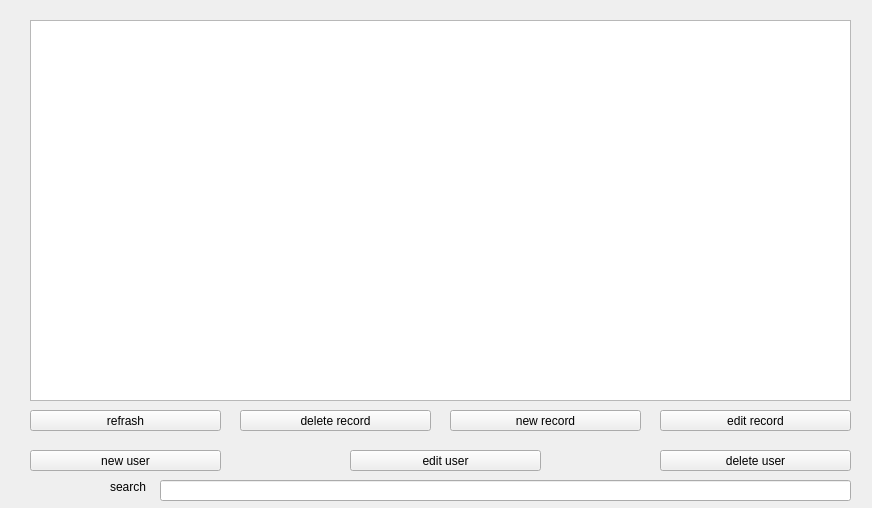
This is Semester2/lab1/1lab/moder.ui in AnastasySh/lab_351 as Qt 5 draws it before an edit. The edited form follows.
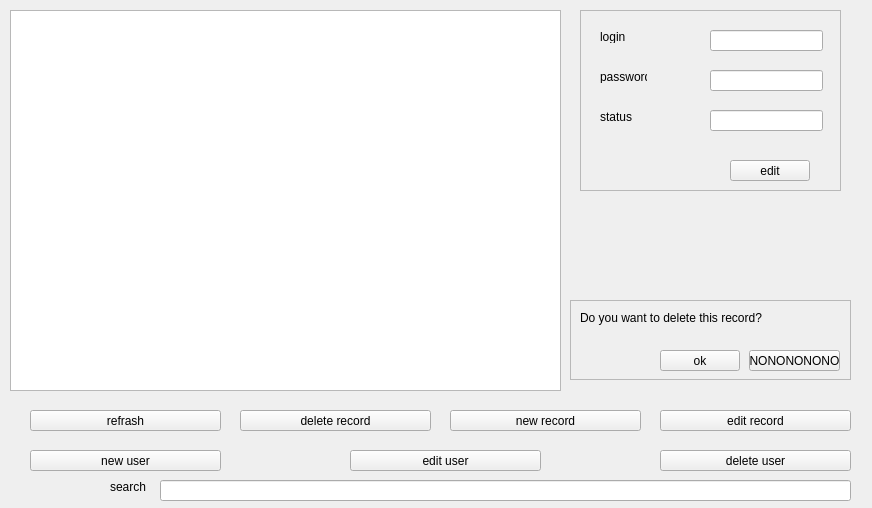
This is the edited form.

Diff of the .ui file:
```diff
--- a/Semester2/lab1/1lab/moder.ui
+++ b/Semester2/lab1/1lab/moder.ui
@@ -16,9 +16,9 @@
   <widget class="QTableView" name="tableDB">
    <property name="geometry">
     <rect>
-     <x>30</x>
-     <y>20</y>
-     <width>821</width>
+     <x>10</x>
+     <y>10</y>
+     <width>551</width>
      <height>381</height>
     </rect>
    </property>
@@ -137,6 +137,171 @@
     <string>delete record</string>
    </property>
   </widget>
+  <widget class="QFrame" name="frame">
+   <property name="geometry">
+    <rect>
+     <x>580</x>
+     <y>10</y>
+     <width>261</width>
+     <height>181</height>
+    </rect>
+   </property>
+   <property name="frameShape">
+    <enum>QFrame::StyledPanel</enum>
+   </property>
+   <property name="frameShadow">
+    <enum>QFrame::Raised</enum>
+   </property>
+   <widget class="QLabel" name="label_2">
+    <property name="geometry">
+     <rect>
+      <x>20</x>
+      <y>20</y>
+      <width>47</width>
+      <height>13</height>
+     </rect>
+    </property>
+    <property name="text">
+     <string>login</string>
+    </property>
+   </widget>
+   <widget class="QLabel" name="label_3">
+    <property name="geometry">
+     <rect>
+      <x>20</x>
+      <y>60</y>
+      <width>47</width>
+      <height>13</height>
+     </rect>
+    </property>
+    <property name="text">
+     <string>password</string>
+    </property>
+   </widget>
+   <widget class="QLabel" name="label_4">
+    <property name="geometry">
+     <rect>
+      <x>20</x>
+      <y>100</y>
+      <width>47</width>
+      <height>13</height>
+     </rect>
+    </property>
+    <property name="text">
+     <string>status</string>
+    </property>
+   </widget>
+   <widget class="QLineEdit" name="log_edit">
+    <property name="geometry">
+     <rect>
+      <x>130</x>
+      <y>20</y>
+      <width>113</width>
+      <height>21</height>
+     </rect>
+    </property>
+   </widget>
+   <widget class="QLineEdit" name="pass_edit">
+    <property name="geometry">
+     <rect>
+      <x>130</x>
+      <y>60</y>
+      <width>113</width>
+      <height>21</height>
+     </rect>
+    </property>
+   </widget>
+   <widget class="QLineEdit" name="status_edit">
+    <property name="geometry">
+     <rect>
+      <x>130</x>
+      <y>100</y>
+      <width>113</width>
+      <height>21</height>
+     </rect>
+    </property>
+   </widget>
+   <widget class="QPushButton" name="ok_edit">
+    <property name="geometry">
+     <rect>
+      <x>150</x>
+      <y>150</y>
+      <width>80</width>
+      <height>21</height>
+     </rect>
+    </property>
+    <property name="text">
+     <string>edit</string>
+    </property>
+   </widget>
+  </widget>
+  <widget class="QFrame" name="frame_del">
+   <property name="geometry">
+    <rect>
+     <x>570</x>
+     <y>300</y>
+     <width>281</width>
+     <height>80</height>
+    </rect>
+   </property>
+   <property name="frameShape">
+    <enum>QFrame::StyledPanel</enum>
+   </property>
+   <property name="frameShadow">
+    <enum>QFrame::Raised</enum>
+   </property>
+   <widget class="QLabel" name="label_5">
+    <property name="geometry">
+     <rect>
+      <x>10</x>
+      <y>10</y>
+      <width>251</width>
+      <height>16</height>
+     </rect>
+    </property>
+    <property name="text">
+     <string>Do you want to delete this record?</string>
+    </property>
+   </widget>
+   <widget class="QPushButton" name="del_no">
+    <property name="geometry">
+     <rect>
+      <x>179</x>
+      <y>50</y>
+      <width>91</width>
+      <height>21</height>
+     </rect>
+    </property>
+    <property name="text">
+     <string>NONONONONO</string>
+    </property>
+   </widget>
+   <widget class="QPushButton" name="del_ok">
+    <property name="geometry">
+     <rect>
+      <x>90</x>
+      <y>50</y>
+      <width>80</width>
+      <height>21</height>
+     </rect>
+    </property>
+    <property name="text">
+     <string>ok</string>
+    </property>
+   </widget>
+  </widget>
+  <zorder>tableDB</zorder>
+  <zorder>frame</zorder>
+  <zorder>new_button</zorder>
+  <zorder>delete_button</zorder>
+  <zorder>edit_button</zorder>
+  <zorder>edit_search</zorder>
+  <zorder>label</zorder>
+  <zorder>refrash</zorder>
+  <zorder>new_rec</zorder>
+  <zorder>edit_rec</zorder>
+  <zorder>delete_rec</zorder>
+  <zorder>frame_del</zorder>
  </widget>
  <resources/>
  <connections/>
```
Left out of the diff: 2 changed lines with no effect on the pictures.
